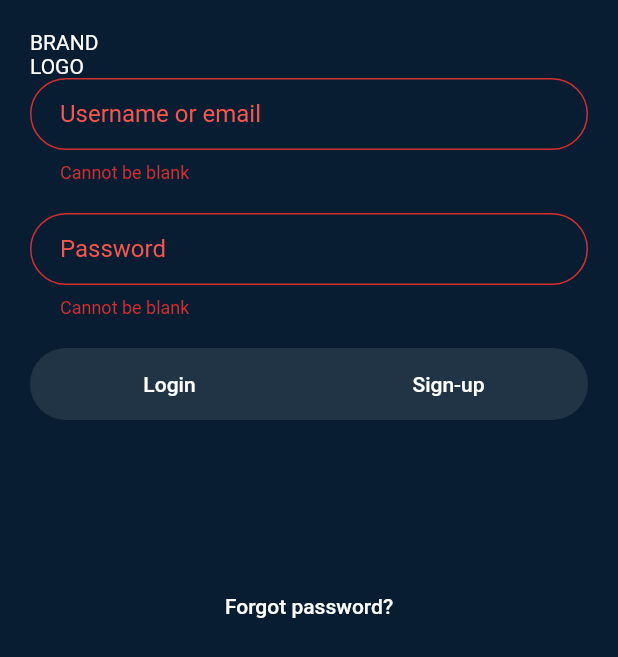
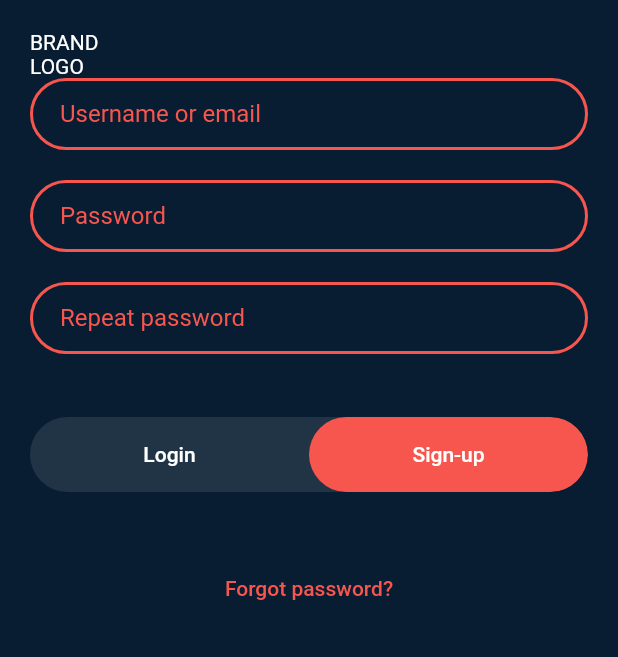
Before and after one commit to Galti/viveo_login_mobx, a Flutter app: the screen it shows after launch, after a tap on "Login", after a tap on "Sign-up", on a phone screen of 412 x 824 dp. Shown: the top 657 px of the screen. Run offline on Flutter 3.47's test engine with Material 2 defaults, Android fonts, the phone set to English and light mode, and no system bars; our stand-ins replace flutter_mobx, mobx, validators; generated files the repository leaves out were written again.

Commit message:
Add sign up.

```diff
--- /dev/null
+++ b/lib/constants/animation_durations.dart
@@ -0,0 +1,5 @@
+class AnimationDurations {
+  AnimationDurations._();
+
+  static const int mainInMil = 500;
+}
--- a/lib/constants/app_colors.dart
+++ b/lib/constants/app_colors.dart
@@ -4,5 +4,7 @@ class AppColors {
   AppColors._();
 
   static const Color darkBlue = Color.fromRGBO(8, 29, 50, 1);
+  static const Color darkSecondary = Color.fromRGBO(32, 52, 69, 1);
   static const Color red = Color.fromRGBO(247, 86, 78, 1);
+  static const Color white = Colors.white;
 }
--- /dev/null
+++ b/lib/constants/dimens.dart
@@ -0,0 +1,6 @@
+class Dimens {
+  Dimens._();
+
+  static const double curvingSize = 30;
+  static const double loginElementsHeight = 50;
+}
--- a/lib/screens/login_screen.dart
+++ b/lib/screens/login_screen.dart
@@ -1,7 +1,11 @@
 import 'package:flutter/material.dart';
 import 'package:flutter_mobx/flutter_mobx.dart';
+import 'package:viveo_login_mobx/constants/animation_durations.dart';
 import 'package:viveo_login_mobx/constants/app_colors.dart';
+import 'package:viveo_login_mobx/constants/dimens.dart';
 import 'package:viveo_login_mobx/stores/form/form_store.dart';
+import 'package:viveo_login_mobx/widgets/clip_rectangle.dart';
+import 'package:viveo_login_mobx/widgets/login_button.dart';
 import 'package:viveo_login_mobx/widgets/login_text_field.dart';
 
 class LoginScreen extends StatefulWidget {
@@ -9,18 +13,32 @@ class LoginScreen extends StatefulWidget {
   _LoginScreenState createState() => _LoginScreenState();
 }
 
-class _LoginScreenState extends State<LoginScreen> {
+class _LoginScreenState extends State<LoginScreen>
+    with TickerProviderStateMixin {
   final FormStore store = FormStore();
+  bool hasAccount = true;
+
+  late AnimationController _animationController;
+  late Animation<Offset> _animation;
 
   @override
   void initState() {
     super.initState();
     store.setupValidations();
+
+    _animationController = AnimationController(
+      duration: Duration(milliseconds: AnimationDurations.mainInMil),
+      vsync: this,
+    );
+
+    setAnimation();
   }
 
   @override
   void dispose() {
     store.dispose();
+    _animationController.dispose();
+
     super.dispose();
   }
 
@@ -47,65 +65,138 @@ class _LoginScreenState extends State<LoginScreen> {
 
   Widget _buildLogo() => Column(
         children: [
-          Row(children: [
-            Text(
-              'BRAND',
-              style: TextStyle(color: Colors.white),
-            )
-          ]),
-          Row(children: [
-            Text(
-              'LOGO',
-              style: TextStyle(color: Colors.white),
-            )
-          ]),
+          Row(children: [Text('BRAND', style: TextStyle(color: Colors.white))]),
+          Row(children: [Text('LOGO', style: TextStyle(color: Colors.white))]),
         ],
       );
 
   Widget _buildForm() => Column(
         children: [
           Observer(
-            builder: (_) => LoginTextField(onChanged: store.setUsername, hintText: 'Username or email', errorText: store.error.username),
+            builder: (_) => LoginTextField(
+              hintText: 'Username or email',
+              errorText: store.error.username,
+              onChanged: store.setUsername,
+            ),
           ),
           SizedBox(height: 20),
           Observer(
-            builder: (_) => LoginTextField(onChanged: store.setPassword, hintText: 'Password', errorText: store.error.password),
+            builder: (_) => LoginTextField(
+              isObscured: true,
+              hintText: 'Password',
+              errorText: store.error.password,
+              onChanged: store.setPassword,
+            ),
           ),
-          SizedBox(height: 20),
+          if (!hasAccount) SizedBox(height: 20),
+          AnimatedContainer(
+            duration: Duration(milliseconds: AnimationDurations.mainInMil),
+            height: hasAccount
+                ? Dimens.loginElementsHeight
+                : Dimens.loginElementsHeight + 40,
+            child: hasAccount
+                ? null
+                : Observer(
+                    builder: (_) => LoginTextField(
+                      isObscured: true,
+                      hintText: 'Repeat password',
+                      errorText: store.error.confirmPassword,
+                      onChanged: store.setConfirmPassword,
+                    ),
+                  ),
+          ),
         ],
       );
 
   Widget _buildButtons() => Column(
         children: [
-          ClipRRect(
-            borderRadius: BorderRadius.circular(30),
+          ClipRectangle(
             child: Container(
               width: double.infinity,
-              color: Color.fromRGBO(32, 52, 69, 1),
-              child: Row(
-                mainAxisAlignment: MainAxisAlignment.spaceAround,
+              color: AppColors.darkSecondary,
+              child: Stack(
                 children: [
-                  Expanded(
-                    child: TextButton(
-                      child: Text('Login', style: TextStyle(color: Colors.white)),
-                      onPressed: store.validateAll,
+                  SlideTransition(
+                    position: _animation,
+                    child: LayoutBuilder(
+                      builder: (_, constraints) => ClipRRect(
+                        borderRadius: BorderRadius.circular(30),
+                        child: Container(
+                          width: constraints.maxWidth / 2,
+                          height: Dimens.loginElementsHeight,
+                          color: AppColors.red,
+                        ),
+                      ),
                     ),
                   ),
-                  Expanded(
-                    child: TextButton(
-                      child: Text('Sign-up', style: TextStyle(color: Colors.white)),
-                      onPressed: () {},
-                    ),
+                  Row(
+                    children: [
+                      LoginButton(onPressed: onLoginPress, text: 'Login'),
+                      LoginButton(onPressed: onSignUpPress, text: 'Sign-up'),
+                    ],
                   ),
                 ],
               ),
             ),
           ),
-          SizedBox(height: 100),
+          SizedBox(height: 40),
           TextButton(
-            child: Text('Forgot password?', style: TextStyle(color: Colors.white)),
-            onPressed: () {},
+            child: Text(
+              'Forgot password?',
+              style: TextStyle(color: AppColors.red),
+            ),
+            onPressed: () {
+              ScaffoldMessenger.of(context).showSnackBar(
+                SnackBar(content: Text('Not handled.')),
+              );
+            },
           ),
         ],
       );
+
+  void onLoginPress() {
+    if (hasAccount) {
+      if (store.validateLogin()) {
+        ScaffoldMessenger.of(context).showSnackBar(
+          SnackBar(content: Text('Yay! Logged in!')),
+        );
+      }
+    } else {
+      setState(() {
+        hasAccount = true;
+      });
+
+      _animationController.reverse();
+      store.resetValues();
+    }
+  }
+
+  void onSignUpPress() {
+    if (hasAccount) {
+      setState(() {
+        hasAccount = false;
+
+        _animationController.forward();
+        store.resetValues();
+      });
+    } else {
+      if (store.validateSignUp()) {
+        ScaffoldMessenger.of(context).showSnackBar(
+          SnackBar(content: Text('Yay! Account created!')),
+        );
+      }
+    }
+  }
+
+  void setAnimation() {
+    _animation = Tween<Offset>(
+      begin: Offset(0, 0.0),
+      end: Offset(1, 0.0),
+    ).animate(
+      CurvedAnimation(
+        parent: _animationController,
+        curve: Curves.ease,
+      ),
+    );
+  }
 }
--- a/lib/stores/form/form_store.dart
+++ b/lib/stores/form/form_store.dart
@@ -14,12 +14,16 @@ abstract class _FormStore with Store {
   @observable
   String password = '';
 
+  @observable
+  String confirmPassword = '';
+
   late List<ReactionDisposer> _disposers;
 
   void setupValidations() {
     _disposers = [
       reaction((_) => userName, validateUsername),
       reaction((_) => password, validatePassword),
+      reaction((_) => confirmPassword, validateConfirmPassword),
     ];
   }
 
@@ -34,18 +38,37 @@ abstract class _FormStore with Store {
   }
 
   @action
+  void setConfirmPassword(String value) {
+    confirmPassword = value;
+  }
+
+  @action
+  void resetValues() {
+    confirmPassword = '';
+    error.username = null;
+    error.password = null;
+    error.confirmPassword = null;
+  }
+
+  @action
   void validateUsername(String value) {
-    if (isNull(value) || value.isEmpty) {
-      error.username = 'Cannot be blank';
-      return;
-    }
-
-    error.username = null;
+    error.username = isNull(value) || value.isEmpty ? 'Cannot be blank' : null;
   }
 
   @action
   void validatePassword(String value) {
     error.password = isNull(value) || value.isEmpty ? 'Cannot be blank' : null;
+  }
+
+  @action
+  void validateConfirmPassword(String value) {
+    error.confirmPassword =
+        isNull(value) || value.isEmpty ? 'Cannot be blank' : null;
+
+    if (error.confirmPassword == null) {
+      error.confirmPassword =
+          value == password ? null : "Passwords don't match";
+    }
   }
 
   void dispose() {
@@ -54,9 +77,21 @@ abstract class _FormStore with Store {
     }
   }
 
-  void validateAll() {
+  bool validateLogin() {
+    validateUsername(userName);
     validatePassword(password);
+
+    return isNull(error.username) && isNull(error.password);
+  }
+
+  bool validateSignUp() {
     validateUsername(userName);
+    validatePassword(password);
+    validateConfirmPassword(confirmPassword);
+
+    return isNull(error.username) &&
+        isNull(error.password) &&
+        isNull(error.confirmPassword);
   }
 }
 
@@ -68,4 +103,7 @@ abstract class _FormErrorState with Store {
 
   @observable
   String? password;
+
+  @observable
+  String? confirmPassword;
 }
--- /dev/null
+++ b/lib/widgets/clip_rectangle.dart
@@ -0,0 +1,21 @@
+import 'package:flutter/material.dart';
+import 'package:viveo_login_mobx/constants/dimens.dart';
+
+class ClipRectangle extends StatelessWidget {
+  final Widget child;
+  final double radius;
+
+  const ClipRectangle({
+    Key? key,
+    required this.child,
+    this.radius = Dimens.curvingSize,
+  }) : super(key: key);
+
+  @override
+  Widget build(BuildContext context) {
+    return ClipRRect(
+      child: child,
+      borderRadius: BorderRadius.circular(radius),
+    );
+  }
+}
--- /dev/null
+++ b/lib/widgets/login_button.dart
@@ -0,0 +1,34 @@
+import 'package:flutter/material.dart';
+import 'package:viveo_login_mobx/constants/app_colors.dart';
+import 'package:viveo_login_mobx/constants/dimens.dart';
+
+import 'clip_rectangle.dart';
+
+class LoginButton extends StatelessWidget {
+  final void Function() onPressed;
+  final String text;
+
+  const LoginButton({
+    Key? key,
+    required this.onPressed,
+    required this.text,
+  }) : super(key: key);
+
+  @override
+  Widget build(BuildContext context) {
+    return Expanded(
+      child: ClipRectangle(
+        child: TextButton(
+          style: TextButton.styleFrom(padding: EdgeInsets.all(0)),
+          child: Container(
+            height: Dimens.loginElementsHeight,
+            child: Center(
+              child: Text(text, style: TextStyle(color: AppColors.white)),
+            ),
+          ),
+          onPressed: onPressed,
+        ),
+      ),
+    );
+  }
+}
--- a/lib/widgets/login_text_field.dart
+++ b/lib/widgets/login_text_field.dart
@@ -1,5 +1,6 @@
 import 'package:flutter/material.dart';
 import 'package:viveo_login_mobx/constants/app_colors.dart';
+import 'package:viveo_login_mobx/constants/dimens.dart';
 
 class LoginTextField extends StatelessWidget {
   final void Function(String) onChanged;
@@ -17,40 +18,28 @@ class LoginTextField extends StatelessWidget {
 
   @override
   Widget build(BuildContext context) {
-    return TextFormField(
+    return TextField(
       onChanged: onChanged,
       obscureText: isObscured,
+      style: TextStyle(color: AppColors.red),
       decoration: InputDecoration(
         border: OutlineInputBorder(
-          borderRadius: BorderRadius.circular(30),
-          borderSide: BorderSide(
-            color: AppColors.red,
-            style: BorderStyle.solid,
-            width: 2,
-          ),
+          borderRadius: BorderRadius.circular(Dimens.curvingSize),
+          borderSide: BorderSide(color: AppColors.red, width: 2),
         ),
         focusedBorder: OutlineInputBorder(
-          borderRadius: BorderRadius.circular(30),
-          borderSide: BorderSide(
-            color: AppColors.red,
-            style: BorderStyle.solid,
-            width: 2,
-          ),
+          borderRadius: BorderRadius.circular(Dimens.curvingSize),
+          borderSide: BorderSide(color: AppColors.red, width: 2),
         ),
         enabledBorder: OutlineInputBorder(
-          borderRadius: BorderRadius.circular(30),
-          borderSide: BorderSide(
-            color: AppColors.red,
-            style: BorderStyle.solid,
-            width: 2,
-          ),
+          borderRadius: BorderRadius.circular(Dimens.curvingSize),
+          borderSide: BorderSide(color: AppColors.red, width: 2),
         ),
         hintText: hintText,
         errorText: errorText,
         hintStyle: TextStyle(color: AppColors.red),
         contentPadding: EdgeInsets.symmetric(horizontal: 20),
       ),
-      style: TextStyle(color: AppColors.red),
     );
   }
 }
```
Also changed, not shown: lib/stores/form/form_store.g.dart, 1 other file.
